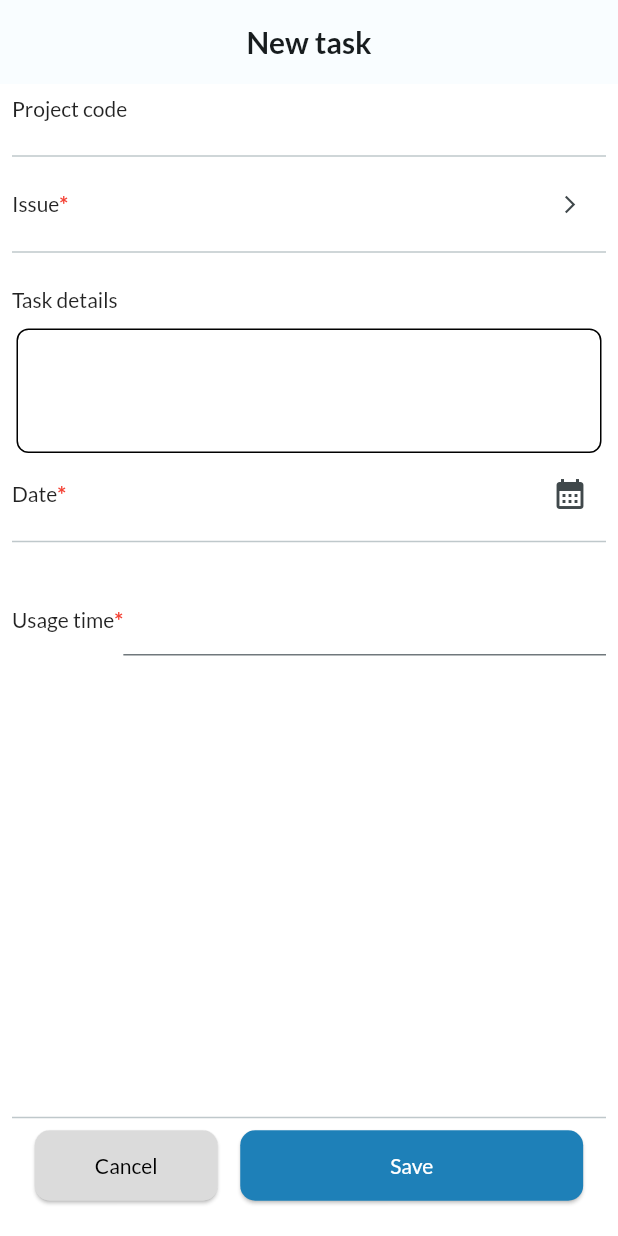
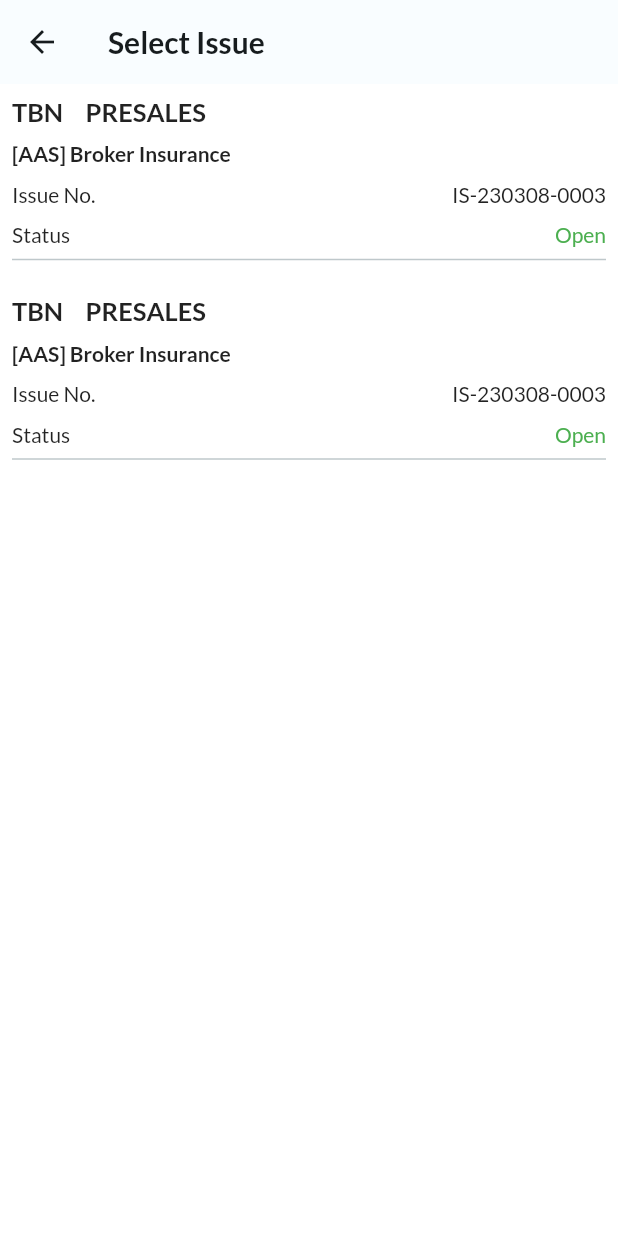
Before and after one commit to vlerbron/timesheet, a Flutter app: the NewTaskPage screen opened directly, after a tap on the "arrow forward ios" icon, on a phone screen of 412 x 824 dp. Run offline on Flutter 3.47's test engine with Material 2 defaults, Android fonts, the light colour scheme and no system bars; our stand-ins replace file_picker, flutter_riverpod, get_it, google_fonts, scrollable_positioned_list; missing offline and left inert: file_previewer.

Commit message:
Create Select Issue Page

```diff
--- /dev/null
+++ b/lib/data/dummy_select_issue.dart
@@ -0,0 +1,18 @@
+import 'package:timesheet/models/select_issue_model.dart';
+
+List<SelectIssueModel> dummySelectIssue = [
+  SelectIssueModel(
+    client: 'TBN',
+    issueNo: 'PRESALES',
+    project: 'IS-230308-0003',
+    title: '[AAS] Broker Insurance',
+    status: 'Open',
+  ),
+  SelectIssueModel(
+    client: 'TBN',
+    issueNo: 'PRESALES',
+    project: 'IS-230308-0003',
+    title: '[AAS] Broker Insurance',
+    status: 'Open',
+  ),
+];
--- /dev/null
+++ b/lib/models/select_issue_model.dart
@@ -0,0 +1,15 @@
+class SelectIssueModel {
+  String client;
+  String project;
+  String issueNo;
+  String title;
+  String status;
+
+  SelectIssueModel({
+    required this.client,
+    required this.project,
+    required this.issueNo,
+    required this.title,
+    required this.status,
+  });
+}
--- a/lib/pages/new_task_page.dart
+++ b/lib/pages/new_task_page.dart
@@ -1,5 +1,7 @@
 import 'package:flutter/material.dart';
+import 'package:timesheet/data/dummy_select_issue.dart';
 import 'package:timesheet/models/task_model.dart';
+import 'package:timesheet/pages/select_issue_page.dart';
 import 'package:timesheet/utils/const.dart';
 import 'package:timesheet/widgets/common/save_button.dart';
 import 'package:timesheet/widgets/common/short_cancel_button.dart';
@@ -22,7 +24,13 @@ class _NewTaskState extends State<NewTaskPage> {
 
   void _save() {}
 
-  void _issue() {}
+  void _issue() {
+    Navigator.of(context).push(
+      MaterialPageRoute(
+          builder: (context) =>
+              SelectIssuePage(selectIssueModels: dummySelectIssue)),
+    );
+  }
 
   void _presentDatePicker() async {
     final now = DateTime.now();
--- /dev/null
+++ b/lib/pages/select_issue_page.dart
@@ -0,0 +1,27 @@
+import 'package:flutter/material.dart';
+
+import 'package:timesheet/models/select_issue_model.dart';
+import 'package:timesheet/widgets/timesheet/issue_item.dart';
+
+class SelectIssuePage extends StatelessWidget {
+  const SelectIssuePage({super.key, required this.selectIssueModels});
+
+  final List<SelectIssueModel> selectIssueModels;
+
+  @override
+  Widget build(BuildContext context) {
+    return Scaffold(
+      appBar: AppBar(
+        title: const Text(
+          'Select Issue',
+        ),
+      ),
+      body: ListView.builder(
+        itemCount: selectIssueModels.length,
+        itemBuilder: (context, index) => IssueItem(
+          selectIssueModel: selectIssueModels[index],
+        ),
+      ),
+    );
+  }
+}
--- /dev/null
+++ b/lib/widgets/timesheet/issue_item.dart
@@ -0,0 +1,90 @@
+import 'package:flutter/material.dart';
+import 'package:timesheet/models/select_issue_model.dart';
+
+class IssueItem extends StatelessWidget {
+  const IssueItem({super.key, required this.selectIssueModel});
+
+  final SelectIssueModel selectIssueModel;
+
+  @override
+  Widget build(BuildContext context) {
+    return Container(
+      padding: const EdgeInsets.all(8),
+      child: InkWell(
+        onTap: () {},
+        child: Column(
+          children: [
+            Row(
+              children: [
+                Text(
+                  selectIssueModel.client,
+                  style: const TextStyle(
+                    fontSize: 17,
+                    fontWeight: FontWeight.bold,
+                  ),
+                ),
+                const SizedBox(width: 15),
+                Text(
+                  selectIssueModel.issueNo,
+                  style: const TextStyle(
+                    fontSize: 17,
+                    fontWeight: FontWeight.bold,
+                  ),
+                ),
+              ],
+            ),
+            const SizedBox(height: 10),
+            Row(
+              children: [
+                Text(
+                  selectIssueModel.title,
+                  style: const TextStyle(
+                    fontWeight: FontWeight.bold,
+                  ),
+                ),
+              ],
+            ),
+            const SizedBox(height: 10),
+            Row(
+              children: [
+                const Text(
+                  'Issue No.',
+                ),
+                Expanded(
+                  child: Row(
+                    mainAxisAlignment: MainAxisAlignment.end,
+                    children: [
+                      Text(
+                        selectIssueModel.project,
+                      ),
+                    ],
+                  ),
+                )
+              ],
+            ),
+            const SizedBox(height: 10),
+            Row(
+              children: [
+                const Text(
+                  'Status',
+                ),
+                Expanded(
+                  child: Row(
+                    mainAxisAlignment: MainAxisAlignment.end,
+                    children: [
+                      Text(
+                        selectIssueModel.status,
+                        style: const TextStyle(color: Colors.green),
+                      ),
+                    ],
+                  ),
+                )
+              ],
+            ),
+            const Divider(),
+          ],
+        ),
+      ),
+    );
+  }
+}
```
